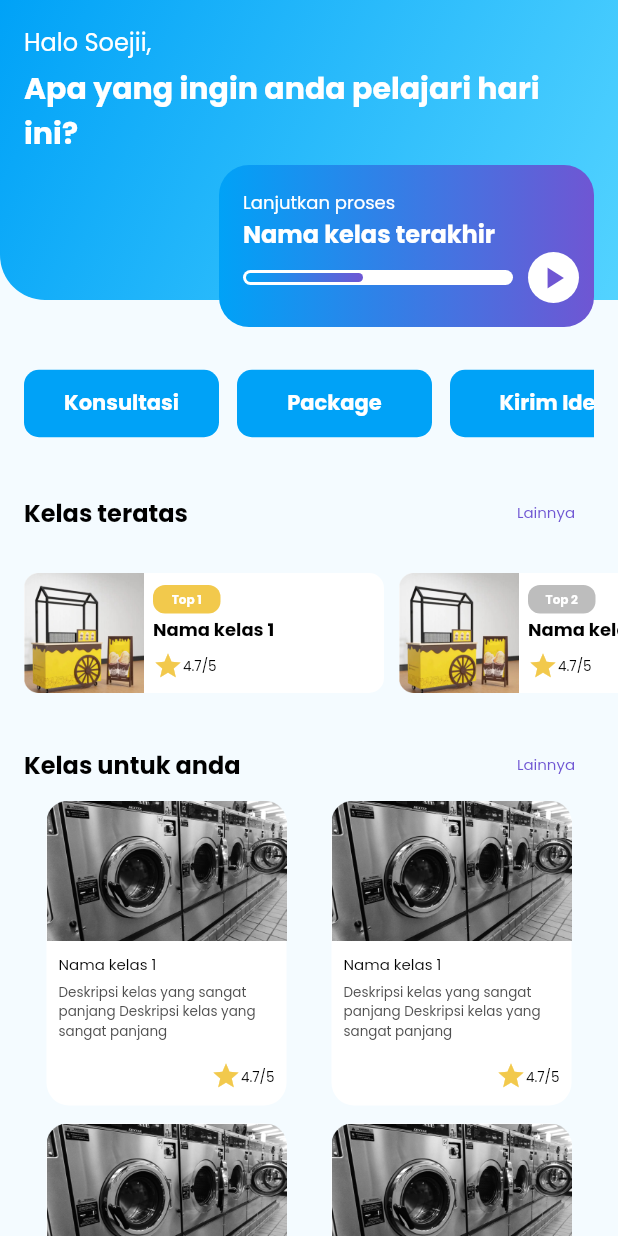
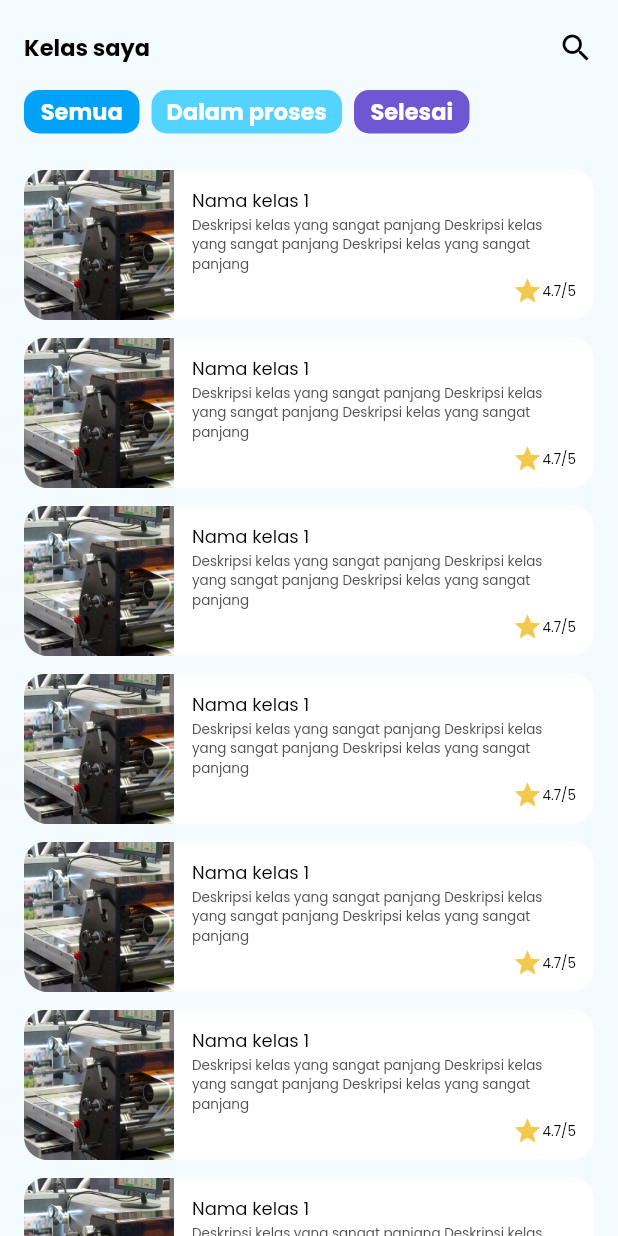
Before and after one commit to Soejii/BukaUsaha, a Flutter app: the screen it shows after launch, on a phone screen of 412 x 824 dp. Run offline on Flutter 3.47's test engine with Material 2 defaults, Android fonts, the light colour scheme and no system bars.

Commit message:
kelas saya done

```diff
--- /dev/null
+++ b/lib/component/cardMyCourse.dart
@@ -0,0 +1,90 @@
+import 'package:buka_usaha/utils/const.dart';
+import 'package:flutter/material.dart';
+import 'package:flutter/src/widgets/container.dart';
+import 'package:flutter/src/widgets/framework.dart';
+
+class CardMyCourse extends StatefulWidget {
+  const CardMyCourse({super.key});
+
+  @override
+  State<CardMyCourse> createState() => _CardMyCourseState();
+}
+
+class _CardMyCourseState extends State<CardMyCourse> {
+  @override
+  Widget build(BuildContext context) {
+    return  Padding(
+            padding: EdgeInsets.only(
+              left: 16,
+              right: 16,
+            ),
+            child: Container(
+              constraints: BoxConstraints(maxWidth: 358),
+              width: double.infinity,
+              height: 100,
+              decoration: BoxDecoration(
+                borderRadius: BorderRadius.circular(15),
+                color: Colors.white,
+              ),
+              child: Row(
+                children: [
+                  Image.asset('assets/image/fotoMyCourse.png'),
+                  Flexible(
+                    child: Padding(
+                      padding:
+                          const EdgeInsets.only(left: 12, top: 12, right: 12),
+                      child: Column(
+                        crossAxisAlignment: CrossAxisAlignment.start,
+                        children: [
+                          Text(
+                            'Nama kelas 1',
+                            style: TextStyle(
+                              fontFamily: 'Poppins',
+                              fontSize: 12,
+                              fontWeight: FontWeight.w500,
+                              color: Colors.black,
+                            ),
+                          ),
+                          Text(
+                            'Deskripsi kelas yang sangat panjang Deskripsi kelas yang sangat panjang Deskripsi kelas yang sangat panjang',
+                            style: TextStyle(
+                              fontFamily: 'Poppins',
+                              fontSize: 9,
+                              fontWeight: FontWeight.w500,
+                              color: gray,
+                            ),
+                          ),
+                          SizedBox(
+                            height: 2,
+                          ),
+                          Container(
+                            child: Row(
+                              children: [
+                                Expanded(child: Container()),
+                                Icon(
+                                  Icons.star,
+                                  color: const Color.fromRGBO(242, 201, 76, 1),
+                                  size: 20,
+                                ),
+                                Text(
+                                  '4.7/5',
+                                  style: TextStyle(
+                                    fontFamily: 'Poppins',
+                                    fontSize: 9,
+                                    fontWeight: FontWeight.w500,
+                                    color: Colors.black,
+                                  ),
+                                ),
+                              ],
+                            ),
+                          )
+                        ],
+                      ),
+                    ),
+                  ),
+                ],
+              ),
+            ),
+          );
+  }
+}
--- a/lib/main.dart
+++ b/lib/main.dart
@@ -1,4 +1,5 @@
 import 'package:buka_usaha/screens/beranda.dart';
+import 'package:buka_usaha/screens/kelas_saya.dart';
 import 'package:buka_usaha/screens/login_screen.dart';
 import 'package:buka_usaha/screens/splash_screen.dart';
 import 'package:flutter/material.dart';
@@ -19,7 +20,7 @@ class MyApp extends StatelessWidget {
       theme: ThemeData(
         primarySwatch: Colors.blue,
       ),
-      home: const Beranda(),
+      home: const KelasSaya(),
     );
   }
 }
--- /dev/null
+++ b/lib/screens/kelas_saya.dart
@@ -0,0 +1,145 @@
+import 'package:buka_usaha/component/cardMyCourse.dart';
+import 'package:buka_usaha/utils/const.dart';
+import 'package:flutter/material.dart';
+import 'package:flutter/src/widgets/container.dart';
+import 'package:flutter/src/widgets/framework.dart';
+
+class KelasSaya extends StatefulWidget {
+  const KelasSaya({super.key});
+
+  @override
+  State<KelasSaya> createState() => _KelasSayaState();
+}
+
+class _KelasSayaState extends State<KelasSaya> {
+  @override
+  Widget build(BuildContext context) {
+    return Scaffold(
+      backgroundColor: mainbg,
+      body: ListView(
+        children: [
+          SizedBox(
+            height: 20,
+          ),
+          Padding(
+            padding: EdgeInsets.only(
+              left: 16,
+              right: 16,
+            ),
+            child: Row(
+              crossAxisAlignment: CrossAxisAlignment.center,
+              mainAxisAlignment: MainAxisAlignment.spaceBetween,
+              children: [
+                const Text(
+                  'Kelas saya',
+                  style: TextStyle(
+                    fontFamily: 'Poppins',
+                    fontSize: 15,
+                    fontWeight: FontWeight.w600,
+                    color: Colors.black,
+                  ),
+                ),
+                Icon(
+                  Icons.search,
+                  color: Colors.black,
+                ),
+              ],
+            ),
+          ),
+          SizedBox(
+            height: 16,
+          ),
+          Padding(
+            padding: EdgeInsets.only(
+              left: 16,
+              right: 16,
+            ),
+            child: Row(
+              children: [
+                Container(
+                  width: 77,
+                  height: 29,
+                  decoration: BoxDecoration(
+                    borderRadius: BorderRadius.circular(10),
+                    color: biru,
+                  ),
+                  child: Center(
+                    child: Text(
+                      'Semua',
+                      style: TextStyle(
+                        fontFamily: 'Poppins',
+                        fontSize: 15,
+                        fontWeight: FontWeight.w600,
+                        color: Colors.white,
+                      ),
+                    ),
+                  ),
+                ),
+                SizedBox(
+                  width: 8,
+                ),
+                Container(
+                  width: 127,
+                  height: 29,
+                  decoration: BoxDecoration(
+                    borderRadius: BorderRadius.circular(10),
+                    color: biruMuda,
+                  ),
+                  child: Center(
+                    child: Text(
+                      'Dalam proses',
+                      style: TextStyle(
+                        fontFamily: 'Poppins',
+                        fontSize: 15,
+                        fontWeight: FontWeight.w600,
+                        color: Colors.white,
+                      ),
+                    ),
+                  ),
+                ),
+                SizedBox(
+                  width: 8,
+                ),
+                Container(
+                  width: 77,
+                  height: 29,
+                  decoration: BoxDecoration(
+                    borderRadius: BorderRadius.circular(10),
+                    color: ungu,
+                  ),
+                  child: Center(
+                    child: Text(
+                      'Selesai',
+                      style: TextStyle(
+                        fontFamily: 'Poppins',
+                        fontSize: 15,
+                        fontWeight: FontWeight.w600,
+                        color: Colors.white,
+                      ),
+                    ),
+                  ),
+                ),
+              ],
+            ),
+          ),
+          SizedBox(
+            height: 24,
+          ),
+          ListView.separated(
+            separatorBuilder: (context, index) {
+              return SizedBox(
+                height: 12,
+              );
+            },
+            shrinkWrap: true,
+            physics: NeverScrollableScrollPhysics(),
+            itemCount: 7,
+            itemBuilder: (context, index) {
+              return const CardMyCourse();
+            },
+          )
+        ],
+      ),
+    );
+  }
+}
--- a/lib/utils/const.dart
+++ b/lib/utils/const.dart
@@ -2,4 +2,9 @@ import 'package:flutter/animation.dart';
 
 const Color grey = Color.fromRGBO(131, 131, 131, 1);
 const Color biru = Color.fromRGBO(0, 162, 247, 1);
+const Color biruMuda = Color.fromRGBO(83, 211, 255, 1);
+const Color gray = Color.fromRGBO(79, 79, 79, 1);
+
+
 const Color ungu = Color.fromRGBO(111, 86, 211, 1);
+const Color mainbg = Color.fromRGBO(244, 251, 255, 1);
```
Also changed, not shown: assets/image/fotoMyCourse.png (added).
